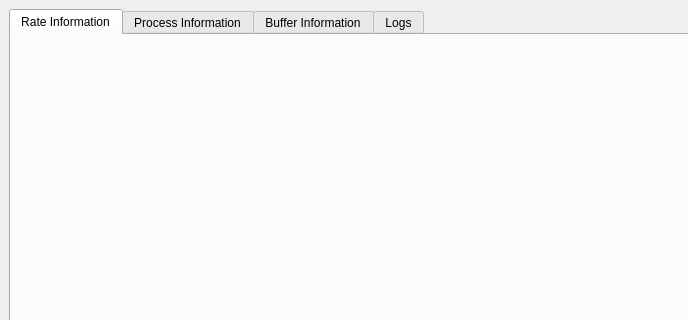
Qt form mimocorb2/gui.ui (JulianBaader/mimoCoRB2) before a commit; both pictures show x 0 to 688 and y 0 to 320 of the 1011 by 816 pixel window.
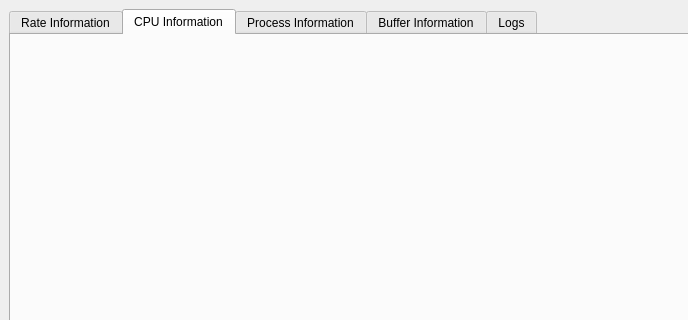
The same form after that commit. The open tabs and pages were chosen to show the change.

The edit to the form file:
```diff
--- a/mimocorb2/gui.ui
+++ b/mimocorb2/gui.ui
@@ -38,6 +38,16 @@
           </item>
          </layout>
         </widget>
+        <widget class="QWidget" name="cpu_tab">
+         <attribute name="title">
+          <string>CPU Information</string>
+         </attribute>
+         <layout class="QHBoxLayout" name="horizontalLayout_4">
+          <item>
+           <widget class="QWidget" name="cpuPlaceholder" native="true"/>
+          </item>
+         </layout>
+        </widget>
         <widget class="QWidget" name="process_tab">
          <attribute name="title">
           <string>Process Information</string>
```
